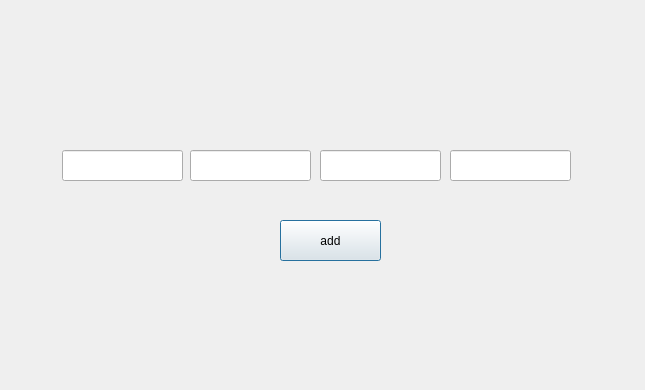
This is addingmenu.ui in temaantonov11/DataBase as Qt 5 draws it before an edit. The edited form follows.
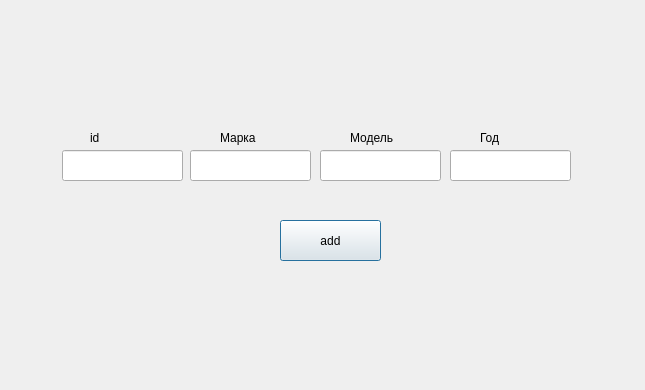
This is the edited form.

Patch:
```diff
--- a/addingmenu.ui
+++ b/addingmenu.ui
@@ -66,6 +66,58 @@
     <string>add</string>
    </property>
   </widget>
+  <widget class="QLabel" name="label">
+   <property name="geometry">
+    <rect>
+     <x>90</x>
+     <y>130</y>
+     <width>49</width>
+     <height>16</height>
+    </rect>
+   </property>
+   <property name="text">
+    <string>id</string>
+   </property>
+  </widget>
+  <widget class="QLabel" name="label_2">
+   <property name="geometry">
+    <rect>
+     <x>220</x>
+     <y>130</y>
+     <width>49</width>
+     <height>16</height>
+    </rect>
+   </property>
+   <property name="text">
+    <string>Марка</string>
+   </property>
+  </widget>
+  <widget class="QLabel" name="label_3">
+   <property name="geometry">
+    <rect>
+     <x>350</x>
+     <y>130</y>
+     <width>49</width>
+     <height>16</height>
+    </rect>
+   </property>
+   <property name="text">
+    <string>Модель</string>
+   </property>
+  </widget>
+  <widget class="QLabel" name="label_4">
+   <property name="geometry">
+    <rect>
+     <x>480</x>
+     <y>130</y>
+     <width>49</width>
+     <height>16</height>
+    </rect>
+   </property>
+   <property name="text">
+    <string>Год</string>
+   </property>
+  </widget>
  </widget>
  <resources/>
  <connections/>
```
